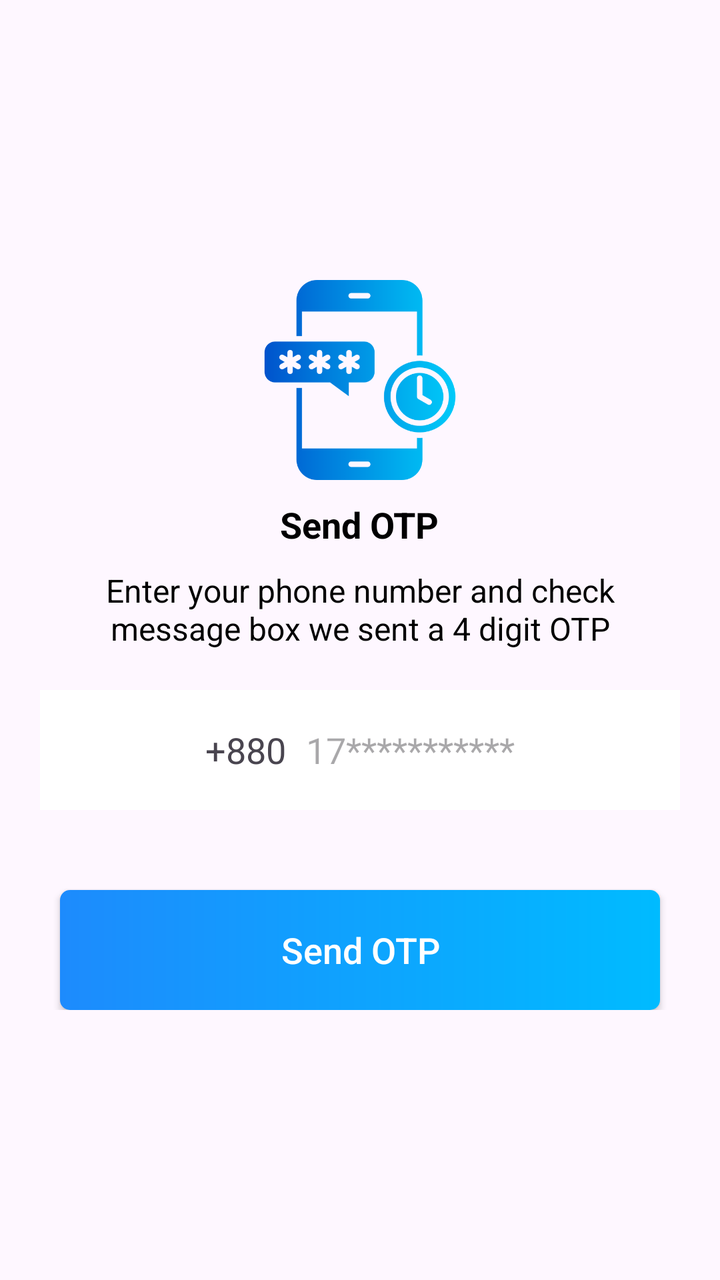
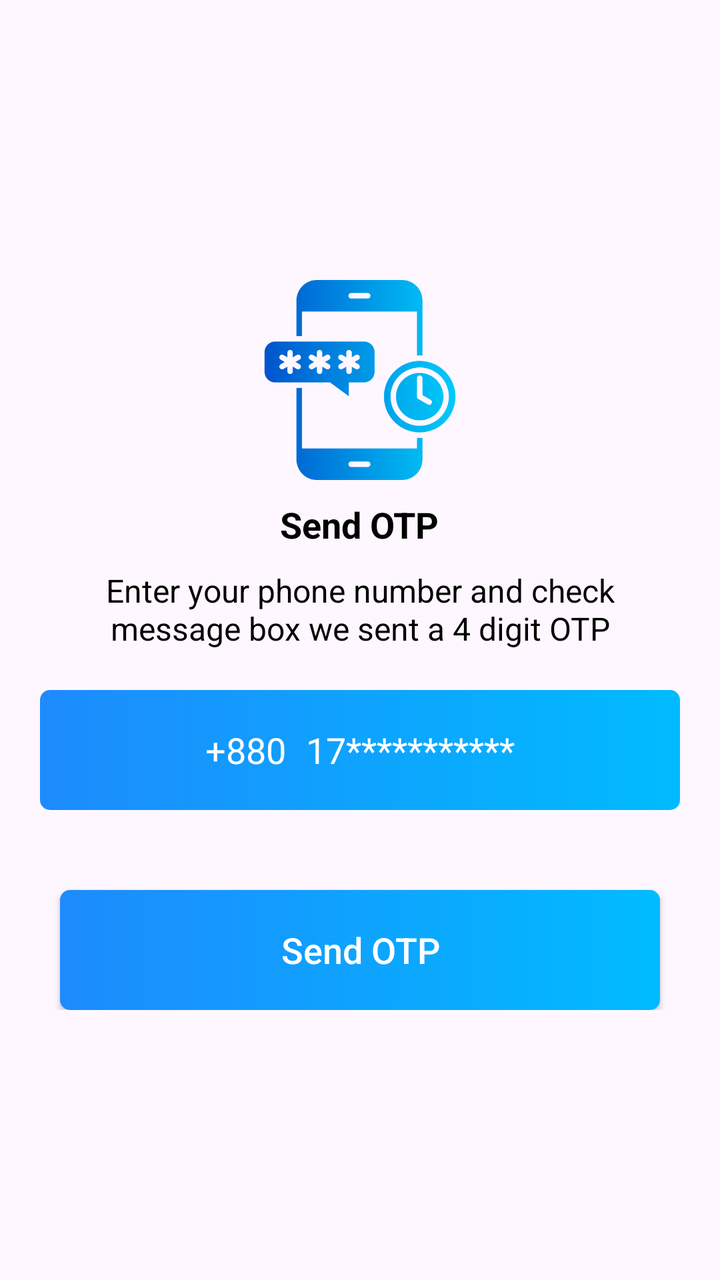

Compare the two renders of this Android layout. The source of the first and the diff that turns it into the second are given below.
<!-- AndroidManifest.xml: application theme Theme.OTPVerificationFireBase -->
<!-- res/layout/activity_send_otp.xml -->
<?xml version="1.0" encoding="utf-8"?>
<LinearLayout xmlns:android="http://schemas.android.com/apk/res/android"
    xmlns:app="http://schemas.android.com/apk/res-auto"
    xmlns:tools="http://schemas.android.com/tools"
    android:id="@+id/main"
    android:layout_width="match_parent"
    android:layout_height="match_parent"
    android:orientation="vertical"
    tools:context=".SendOtpActivity">

    <LinearLayout
        android:layout_width="match_parent"
        android:layout_height="wrap_content"
        android:gravity="center"
        android:orientation="vertical"

        >

        <ImageView
            android:layout_width="100dp"
            android:layout_height="100dp"
            android:layout_marginTop="140dp"
            android:src="@drawable/phone" />

        <TextView
            android:layout_width="wrap_content"
            android:layout_height="wrap_content"
            android:layout_marginTop="10dp"
            android:text="@string/send_otp"
            android:textColor="@android:color/black"
            android:textSize="18sp"
            android:textStyle="bold" />

        <TextView
            android:layout_width="wrap_content"
            android:layout_height="wrap_content"
            android:layout_marginStart="30dp"
            android:layout_marginTop="10dp"
            android:layout_marginEnd="30dp"
            android:gravity="center"
            android:text="@string/enter_your_phone_number_and_check_message_box_we_sent_a_4_digit_otp"
            android:textColor="@android:color/black"
            android:textSize="16sp"
            />


        <LinearLayout
            android:layout_width="match_parent"
            android:layout_height="wrap_content"
            android:orientation="horizontal"
            android:layout_marginStart="20dp"
            android:layout_marginEnd="20dp"
            android:gravity="center"
            android:layout_marginTop="20dp"
            android:background="@color/white"
            >

            <TextView
                android:layout_width="wrap_content"
                android:layout_height="60dp"
                android:text="@string/_880"
                android:textSize="18sp"
                android:gravity="center"
                />
            <EditText
                android:id="@+id/edNumber"
                android:layout_width="wrap_content"
                android:layout_height="60dp"
                android:gravity="center"
                android:hint="@string/num_text"
                android:layout_marginStart="10dp"
                android:background="@null"
                android:textSize="18sp"
                android:imeOptions="actionNext"
                android:shadowRadius="10"
                />
        </LinearLayout>

        <androidx.appcompat.widget.AppCompatButton
            android:id="@+id/sendOtpBtn"
            android:layout_width="300dp"
            android:layout_height="60dp"
            android:layout_marginTop="40dp"
            android:background="@drawable/btn_bg"
            android:text="@string/send_otp_btn_text"
            android:textColor="@android:color/white"
            android:textSize="18sp"
            android:textAllCaps="false"

            />



    </LinearLayout>


</LinearLayout>
<!-- resources referenced by this layout -->
<resources>
  <color name="white">#FFFFFFFF</color>
  <!-- drawable btn_bg (drawable) -->
  <?xml version="1.0" encoding="utf-8"?>
  <shape xmlns:android="http://schemas.android.com/apk/res/android">
  
      <gradient
          android:endColor="#00BBFF"
  
          android:startColor="#1D8BFD" />
  
      <corners android:radius="5dp" />
  </shape>
  <!-- drawable phone: png bitmap (drawable, 23671 bytes) -->
  <string name="_880">+880</string>
  <string name="enter_your_phone_number_and_check_message_box_we_sent_a_4_digit_otp">Enter your phone number and check message box we sent a 4 digit OTP</string>
  <string name="num_text">17***********</string>
  <string name="send_otp">Send OTP</string>
  <string name="send_otp_btn_text">Send OTP</string>
  <style name="Theme.OTPVerificationFireBase" parent="Base.Theme.OTPVerificationFireBase" />
  <style name="Base.Theme.OTPVerificationFireBase" parent="Theme.Material3.DayNight.NoActionBar">
          
          
      </style>
</resources>

<!-- the commit's change to res/layout/activity_send_otp.xml (unified diff, before → after) -->
@@ -17,7 +17,7 @@
         >
 
         <ImageView
-            android:layout_width="100dp"
+            android:layout_width="120dp"
             android:layout_height="100dp"
             android:layout_marginTop="140dp"
             android:src="@drawable/phone" />
@@ -52,7 +52,7 @@
             android:layout_marginEnd="20dp"
             android:gravity="center"
             android:layout_marginTop="20dp"
-            android:background="@color/white"
+            android:background="@drawable/btn_bg"
             >
 
             <TextView
@@ -61,6 +61,7 @@
                 android:text="@string/_880"
                 android:textSize="18sp"
                 android:gravity="center"
+                android:textColor="@android:color/white"
                 />
             <EditText
                 android:id="@+id/edNumber"
@@ -69,6 +70,8 @@
                 android:gravity="center"
                 android:hint="@string/num_text"
                 android:layout_marginStart="10dp"
+                android:textColorHint="@android:color/white"
+                android:textColor="@android:color/white"
                 android:background="@null"
                 android:textSize="18sp"
                 android:imeOptions="actionNext"
<!-- resource entries referenced after the edit -->
@@ -1,6 +1,5 @@
 <!-- resources referenced by this layout -->
 <resources>
-  <color name="white">#FFFFFFFF</color>
   <!-- drawable btn_bg (drawable) -->
   <?xml version="1.0" encoding="utf-8"?>
   <shape xmlns:android="http://schemas.android.com/apk/res/android">
